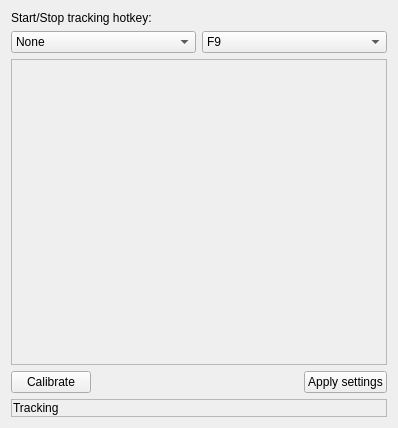
Old version of the form src/mickey/mickey.ui in the repository mavak/linux-track.
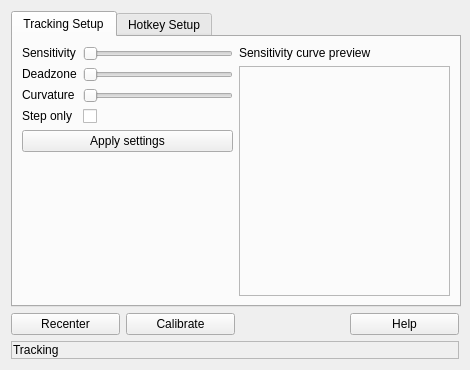
New version of the form.

Commit message: Big rework to consolidate GUI/prefs. Changed the GUI. Not thoroughly tested!

```diff
--- a/src/mickey/mickey.ui
+++ b/src/mickey/mickey.ui
@@ -6,120 +6,371 @@
    <rect>
     <x>0</x>
     <y>0</y>
-    <width>398</width>
-    <height>428</height>
+    <width>470</width>
+    <height>370</height>
    </rect>
   </property>
+  <property name="minimumSize">
+   <size>
+    <width>470</width>
+    <height>370</height>
+   </size>
+  </property>
   <property name="windowTitle">
    <string>Form</string>
   </property>
-  <layout class="QVBoxLayout" name="verticalLayout_2">
+  <layout class="QVBoxLayout" name="verticalLayout_4">
    <item>
-    <layout class="QVBoxLayout" name="verticalLayout">
-     <item>
-      <widget class="QLabel" name="label">
-       <property name="sizePolicy">
-        <sizepolicy hsizetype="Preferred" vsizetype="Maximum">
-         <horstretch>0</horstretch>
-         <verstretch>0</verstretch>
-        </sizepolicy>
-       </property>
-       <property name="text">
-        <string>Start/Stop tracking hotkey:</string>
-       </property>
-      </widget>
-     </item>
-     <item>
-      <layout class="QHBoxLayout" name="horizontalLayout_2">
+    <widget class="QTabWidget" name="tabWidget">
+     <property name="minimumSize">
+      <size>
+       <width>450</width>
+       <height>0</height>
+      </size>
+     </property>
+     <property name="currentIndex">
+      <number>0</number>
+     </property>
+     <widget class="QWidget" name="tab_2">
+      <attribute name="title">
+       <string>Tracking Setup</string>
+      </attribute>
+      <layout class="QHBoxLayout" name="horizontalLayout_3">
        <item>
-        <widget class="QComboBox" name="ModifierCombo">
+        <layout class="QVBoxLayout" name="PrefLayout1">
          <item>
-          <property name="text">
-           <string>None</string>
-          </property>
+          <layout class="QGridLayout" name="gridLayout">
+           <item row="2" column="0">
+            <widget class="QLabel" name="label_3">
+             <property name="sizePolicy">
+              <sizepolicy hsizetype="Preferred" vsizetype="Maximum">
+               <horstretch>0</horstretch>
+               <verstretch>0</verstretch>
+              </sizepolicy>
+             </property>
+             <property name="text">
+              <string>Curvature</string>
+             </property>
+            </widget>
+           </item>
+           <item row="0" column="1">
+            <widget class="QSlider" name="SensSlider">
+             <property name="sizePolicy">
+              <sizepolicy hsizetype="Expanding" vsizetype="Fixed">
+               <horstretch>0</horstretch>
+               <verstretch>0</verstretch>
+              </sizepolicy>
+             </property>
+             <property name="minimumSize">
+              <size>
+               <width>0</width>
+               <height>0</height>
+              </size>
+             </property>
+             <property name="orientation">
+              <enum>Qt::Horizontal</enum>
+             </property>
+            </widget>
+           </item>
+           <item row="1" column="0">
+            <widget class="QLabel" name="label_4">
+             <property name="sizePolicy">
+              <sizepolicy hsizetype="Preferred" vsizetype="Maximum">
+               <horstretch>0</horstretch>
+               <verstretch>0</verstretch>
+              </sizepolicy>
+             </property>
+             <property name="text">
+              <string>Deadzone</string>
+             </property>
+            </widget>
+           </item>
+           <item row="0" column="0">
+            <widget class="QLabel" name="label_5">
+             <property name="sizePolicy">
+              <sizepolicy hsizetype="Preferred" vsizetype="Maximum">
+               <horstretch>0</horstretch>
+               <verstretch>0</verstretch>
+              </sizepolicy>
+             </property>
+             <property name="text">
+              <string>Sensitivity</string>
+             </property>
+            </widget>
+           </item>
+           <item row="2" column="1">
+            <widget class="QSlider" name="CurveSlider">
+             <property name="orientation">
+              <enum>Qt::Horizontal</enum>
+             </property>
+            </widget>
+           </item>
+           <item row="1" column="1">
+            <widget class="QSlider" name="DZSlider">
+             <property name="orientation">
+              <enum>Qt::Horizontal</enum>
+             </property>
+            </widget>
+           </item>
+           <item row="3" column="0">
+            <widget class="QLabel" name="label_7">
+             <property name="sizePolicy">
+              <sizepolicy hsizetype="Preferred" vsizetype="Maximum">
+               <horstretch>0</horstretch>
+               <verstretch>0</verstretch>
+              </sizepolicy>
+             </property>
+             <property name="text">
+              <string>Step only</string>
+             </property>
+            </widget>
+           </item>
+           <item row="3" column="1">
+            <widget class="QCheckBox" name="StepOnly">
+             <property name="text">
+              <string/>
+             </property>
+            </widget>
+           </item>
+          </layout>
          </item>
          <item>
-          <property name="text">
-           <string>Ctrl</string>
-          </property>
+          <widget class="QPushButton" name="ApplyButton">
+           <property name="sizePolicy">
+            <sizepolicy hsizetype="Minimum" vsizetype="Maximum">
+             <horstretch>0</horstretch>
+             <verstretch>0</verstretch>
+            </sizepolicy>
+           </property>
+           <property name="minimumSize">
+            <size>
+             <width>0</width>
+             <height>0</height>
+            </size>
+           </property>
+           <property name="text">
+            <string>Apply settings</string>
+           </property>
+          </widget>
          </item>
          <item>
-          <property name="text">
-           <string>Alt</string>
-          </property>
+          <spacer name="verticalSpacer">
+           <property name="orientation">
+            <enum>Qt::Vertical</enum>
+           </property>
+           <property name="sizeType">
+            <enum>QSizePolicy::Expanding</enum>
+           </property>
+           <property name="sizeHint" stdset="0">
+            <size>
+             <width>20</width>
+             <height>1</height>
+            </size>
+           </property>
+          </spacer>
          </item>
-         <item>
-          <property name="text">
-           <string>Shift</string>
-          </property>
-         </item>
-         <item>
-          <property name="text">
-           <string>Meta</string>
-          </property>
-         </item>
-        </widget>
+        </layout>
        </item>
        <item>
-        <widget class="QComboBox" name="KeyCombo">
+        <layout class="QVBoxLayout" name="verticalLayout_3">
          <item>
-          <property name="text">
-           <string>F9</string>
-          </property>
+          <widget class="QLabel" name="label_8">
+           <property name="sizePolicy">
+            <sizepolicy hsizetype="Preferred" vsizetype="Maximum">
+             <horstretch>0</horstretch>
+             <verstretch>0</verstretch>
+            </sizepolicy>
+           </property>
+           <property name="text">
+            <string>Sensitivity curve preview</string>
+           </property>
+          </widget>
          </item>
          <item>
-          <property name="text">
-           <string>F11</string>
-          </property>
+          <widget class="QFrame" name="frame_4">
+           <property name="sizePolicy">
+            <sizepolicy hsizetype="MinimumExpanding" vsizetype="MinimumExpanding">
+             <horstretch>0</horstretch>
+             <verstretch>0</verstretch>
+            </sizepolicy>
+           </property>
+           <property name="frameShape">
+            <enum>QFrame::StyledPanel</enum>
+           </property>
+           <property name="frameShadow">
+            <enum>QFrame::Raised</enum>
+           </property>
+           <layout class="QVBoxLayout" name="verticalLayout_8">
+            <property name="margin">
+             <number>2</number>
+            </property>
+            <item>
+             <layout class="QVBoxLayout" name="PrefLayout">
+              <property name="spacing">
+               <number>1</number>
+              </property>
+             </layout>
+            </item>
+           </layout>
+          </widget>
          </item>
-         <item>
-          <property name="text">
-           <string>Pause</string>
-          </property>
-         </item>
-         <item>
-          <property name="text">
-           <string>Print</string>
-          </property>
-         </item>
-         <item>
-          <property name="text">
-           <string>Scroll Lock</string>
-          </property>
-         </item>
+        </layout>
+       </item>
+      </layout>
+     </widget>
+     <widget class="QWidget" name="tab_3">
+      <attribute name="title">
+       <string>Hotkey Setup</string>
+      </attribute>
+      <layout class="QHBoxLayout" name="horizontalLayout_7">
+       <item>
+        <widget class="QFrame" name="frame_5">
+         <property name="frameShape">
+          <enum>QFrame::StyledPanel</enum>
+         </property>
+         <property name="frameShadow">
+          <enum>QFrame::Raised</enum>
+         </property>
+         <layout class="QVBoxLayout" name="verticalLayout_2">
+          <item>
+           <layout class="QGridLayout" name="gridLayout_2">
+            <item row="0" column="0">
+             <widget class="QLabel" name="label">
+              <property name="sizePolicy">
+               <sizepolicy hsizetype="Preferred" vsizetype="Maximum">
+                <horstretch>0</horstretch>
+                <verstretch>0</verstretch>
+               </sizepolicy>
+              </property>
+              <property name="text">
+               <string>Start/Stop tracking</string>
+              </property>
+             </widget>
+            </item>
+            <item row="0" column="2">
+             <widget class="QComboBox" name="KeyCombo">
+              <property name="sizePolicy">
+               <sizepolicy hsizetype="Maximum" vsizetype="Fixed">
+                <horstretch>0</horstretch>
+                <verstretch>0</verstretch>
+               </sizepolicy>
+              </property>
+              <item>
+               <property name="text">
+                <string>F9</string>
+               </property>
+              </item>
+              <item>
+               <property name="text">
+                <string>F11</string>
+               </property>
+              </item>
+              <item>
+               <property name="text">
+                <string>Pause</string>
+               </property>
+              </item>
+              <item>
+               <property name="text">
+                <string>Print</string>
+               </property>
+              </item>
+              <item>
+               <property name="text">
+                <string>Scroll Lock</string>
+               </property>
+              </item>
+             </widget>
+            </item>
+            <item row="0" column="1">
+             <widget class="QComboBox" name="ModifierCombo">
+              <property name="sizePolicy">
+               <sizepolicy hsizetype="Maximum" vsizetype="Fixed">
+                <horstretch>0</horstretch>
+                <verstretch>0</verstretch>
+               </sizepolicy>
+              </property>
+              <item>
+               <property name="text">
+                <string>None</string>
+               </property>
+              </item>
+              <item>
+               <property name="text">
+                <string>Ctrl</string>
+               </property>
+              </item>
+              <item>
+               <property name="text">
+                <string>Alt</string>
+               </property>
+              </item>
+              <item>
+               <property name="text">
+                <string>Shift</string>
+               </property>
+              </item>
+              <item>
+               <property name="text">
+                <string>Meta</string>
+               </property>
+              </item>
+             </widget>
+            </item>
+            <item row="0" column="3">
+             <spacer name="horizontalSpacer_2">
+              <property name="orientation">
+               <enum>Qt::Horizontal</enum>
+              </property>
+              <property name="sizeHint" stdset="0">
+               <size>
+                <width>40</width>
+                <height>20</height>
+               </size>
+              </property>
+             </spacer>
+            </item>
+           </layout>
+          </item>
+          <item>
+           <spacer name="verticalSpacer_2">
+            <property name="orientation">
+             <enum>Qt::Vertical</enum>
+            </property>
+            <property name="sizeHint" stdset="0">
+             <size>
+              <width>20</width>
+              <height>40</height>
+             </size>
+            </property>
+           </spacer>
+          </item>
+         </layout>
         </widget>
        </item>
       </layout>
-     </item>
-    </layout>
-   </item>
-   <item>
-    <widget class="QFrame" name="PrefPaneFrame">
-     <property name="sizePolicy">
-      <sizepolicy hsizetype="Preferred" vsizetype="MinimumExpanding">
-       <horstretch>0</horstretch>
-       <verstretch>0</verstretch>
-      </sizepolicy>
-     </property>
-     <property name="frameShape">
-      <enum>QFrame::StyledPanel</enum>
-     </property>
-     <property name="frameShadow">
-      <enum>QFrame::Raised</enum>
-     </property>
-     <layout class="QVBoxLayout" name="verticalLayout_3">
-      <item>
-       <layout class="QVBoxLayout" name="PrefPane"/>
-      </item>
-     </layout>
+     </widget>
     </widget>
    </item>
    <item>
     <layout class="QHBoxLayout" name="horizontalLayout">
+     <item>
+      <widget class="QPushButton" name="RecenterButton">
+       <property name="sizePolicy">
+        <sizepolicy hsizetype="MinimumExpanding" vsizetype="Fixed">
+         <horstretch>0</horstretch>
+         <verstretch>0</verstretch>
+        </sizepolicy>
+       </property>
+       <property name="text">
+        <string>Recenter</string>
+       </property>
+      </widget>
+     </item>
      <item>
       <widget class="QPushButton" name="CalibrateButton">
        <property name="sizePolicy">
-        <sizepolicy hsizetype="Minimum" vsizetype="Maximum">
+        <sizepolicy hsizetype="MinimumExpanding" vsizetype="Maximum">
          <horstretch>0</horstretch>
          <verstretch>0</verstretch>
         </sizepolicy>
@@ -143,15 +394,15 @@
       </spacer>
      </item>
      <item>
-      <widget class="QPushButton" name="ApplyButton">
+      <widget class="QPushButton" name="pushButton">
        <property name="sizePolicy">
-        <sizepolicy hsizetype="Minimum" vsizetype="Maximum">
+        <sizepolicy hsizetype="MinimumExpanding" vsizetype="Fixed">
          <horstretch>0</horstretch>
          <verstretch>0</verstretch>
         </sizepolicy>
        </property>
        <property name="text">
-        <string>Apply settings</string>
+        <string>Help</string>
        </property>
       </widget>
      </item>
```
The commit also changes 8 other files.
